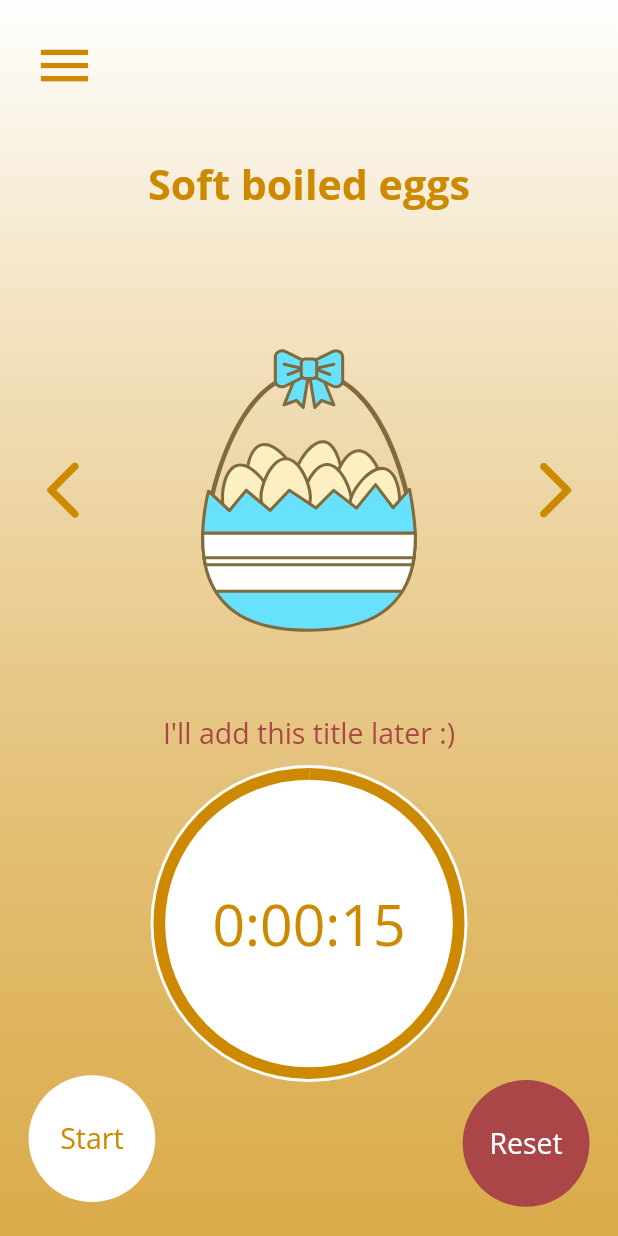
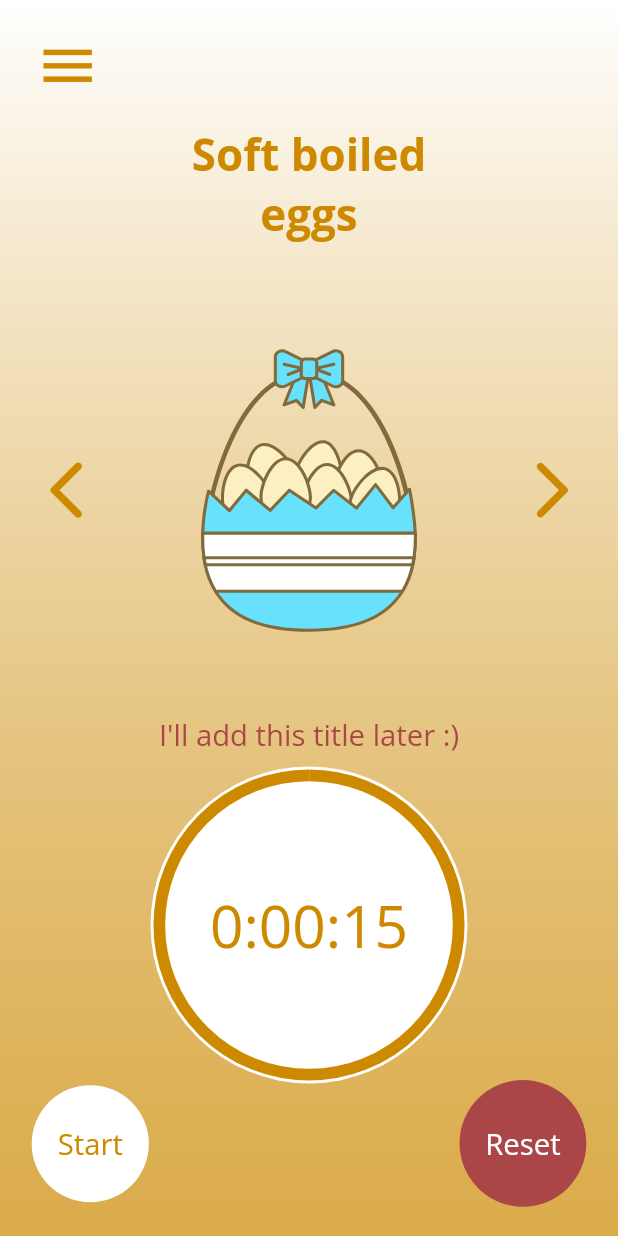
Before and after one commit to kit2512/egg_time_counter, a Flutter app: the screen it shows after launch, on a phone screen of 412 x 824 dp. Run offline on Flutter 3.47's test engine with Material 2 defaults, Android fonts, the phone set to English and light mode, and no system bars; our stand-ins replace flutter_screenutil, flutter_svg.

Commit message:
fix screen size capability

```diff
--- a/lib/config/config.dart
+++ b/lib/config/config.dart
@@ -1,3 +1 @@
-// export 'app_theme.dart';
 export 'constants.dart';
-export 'media_config.dart';
--- a/lib/config/media_config.dart
+++ /dev/null
@@ -1,23 +0,0 @@
-import 'package:flutter/material.dart';
-
-const designHeight = 844.0;
-const designWidth = 390.0;
-
-class MediaConfig {
-  static late double height;
-  static late double width;
-
-  static void init(BuildContext context) {
-    final size = MediaQuery.of(context).size;
-    height = size.height;
-    width = size.width;
-  }
-}
-
-double getPHeight(double height) {
-  return (height / designHeight) * MediaConfig.height;
-}
-
-double getPWidth(double width) {
-  return (width / designWidth) * MediaConfig.width;
-}
--- a/lib/main.dart
+++ b/lib/main.dart
@@ -1,11 +1,12 @@
 import 'package:flutter/material.dart';
 import 'package:provider/provider.dart';
+import 'package:flutter_screenutil/flutter_screenutil.dart';
 import 'package:time_counter/config/config.dart';
 
 import 'data/models/models.dart';
 import 'ui/screens/screens.dart';
 
-void main() => runApp(TimeCounterApp());
+void main() => runApp(const TimeCounterApp());
 
 class TimeCounterApp extends StatelessWidget {
   const TimeCounterApp({Key? key}) : super(key: key);
@@ -14,26 +15,29 @@ class TimeCounterApp extends StatelessWidget {
   Widget build(BuildContext context) {
     return MultiProvider(
       providers: [
-          ChangeNotifierProvider<ItemManager>(
-              create: (context) => ItemManager()),
+        ChangeNotifierProvider<ItemManager>(create: (context) => ItemManager()),
         ChangeNotifierProxyProvider<ItemManager, TimerManager>(
-            create: (context) => TimerManager(duration: Duration()),
+          create: (context) => TimerManager(duration: const Duration()),
           update: (context, itemManager, timerManager) =>
               TimerManager(duration: itemManager.curerntItem.duration),
         )
       ],
       child: Consumer<ItemManager>(
         builder: (context, manager, _) {
-            return MaterialApp(
+          return ScreenUtilInit(
+            designSize: const Size(390.0, 844.0),
+            builder: () => MaterialApp(
               theme: ThemeData(
                 splashColor: kPrimaryColor,
                 fontFamily: 'Open Sans',
                 primaryColor: kPrimaryColor,
                 iconTheme: IconThemeData(color: manager.selectedColor),
               ),
-              home: Home(),
+              home: const Home(),
+            ),
           );
         },
-        ));
+      ),
+    );
   }
 }
--- a/lib/ui/components/clock_face.dart
+++ b/lib/ui/components/clock_face.dart
@@ -2,8 +2,7 @@ import 'package:flutter/material.dart';
 import 'package:provider/provider.dart';
 import 'package:time_counter/data/models/models.dart';
 import 'dart:math';
-
-import '../../config/config.dart';
+import 'package:flutter_screenutil/flutter_screenutil.dart';
 
 class ClockFace extends StatelessWidget {
   final String currentTime;
@@ -19,17 +18,17 @@ class ClockFace extends StatelessWidget {
     return Column(
       children: [
         Text(
-          "I\'ll add this title later :)",
+          "I'll add this title later :)",
           style: TextStyle(
-            fontSize: getPWidth(18),
+            fontSize: 20.sp,
             color: const Color(0xFFAA4648),
           ),
         ),
         SizedBox(
-          height: getPHeight(8),
+          height: 8.h,
         ),
         SizedBox(
-          height: getPWidth(200),
+          height: 200.w,
           child: AspectRatio(
             aspectRatio: 1 / 1,
             child: Stack(
@@ -40,13 +39,13 @@ class ClockFace extends StatelessWidget {
                     shape: BoxShape.circle,
                     color: Colors.white,
                   ),
-                  padding: EdgeInsets.all(getPHeight(6)),
+                  padding: EdgeInsets.all(6.h),
                   constraints: const BoxConstraints.expand(),
                   child: Transform(
                     alignment: Alignment.center,
                     transform: Matrix4.rotationY(pi),
                     child: CircularProgressIndicator(
-                      strokeWidth: getPHeight(8),
+                      strokeWidth: 8.h,
                       backgroundColor: Colors.white,
                       value: value,
                       color: Provider.of<ItemManager>(context).selectedColor,
@@ -58,7 +57,7 @@ class ClockFace extends StatelessWidget {
                   textAlign: TextAlign.center,
                   style: TextStyle(
                     color: Provider.of<ItemManager>(context).selectedColor,
-                    fontSize: getPWidth(36),
+                    fontSize: 40.sp,
                   ),
                 )
               ],
--- a/lib/ui/components/custom_page_view.dart
+++ b/lib/ui/components/custom_page_view.dart
@@ -1,20 +1,12 @@
 import 'package:flutter/material.dart';
-
-import '../../config/config.dart';
-import '../../data/models/models.dart';
-
-List<Widget> pages = [
-  Container(color: Colors.blue),
-  Container(color: Colors.green),
-  Container(color: Colors.red),
-];
+import 'package:flutter_screenutil/flutter_screenutil.dart';
 
 class CustomPageView extends StatefulWidget {
   final Function(int) onChanged;
   final Widget Function(BuildContext, int) itemBuilder;
   final int itemCount;
 
-  CustomPageView({
+  const CustomPageView({
     Key? key,
     required this.itemBuilder,
     required this.itemCount,
@@ -67,14 +59,14 @@ class _CustomPageViewState extends State<CustomPageView> {
           onTap: goToPreviousPage,
           child: Icon(
             Icons.arrow_back_ios_new_rounded,
-            size: getPWidth(44),
+            size: 44.w,
           ),
         ),
         Expanded(
           child: PageView.builder(
             controller: _pageController,
             itemBuilder: widget.itemBuilder,
-            itemCount: pages.length,
+            itemCount: widget.itemCount,
             onPageChanged: widget.onChanged,
           ),
         ),
@@ -82,7 +74,7 @@ class _CustomPageViewState extends State<CustomPageView> {
           onTap: goToNextPage,
           child: Icon(
             Icons.arrow_forward_ios_rounded,
-            size: getPWidth(44),
+            size: 44.w,
           ),
         ),
       ],
--- a/lib/ui/components/rounded_button.dart
+++ b/lib/ui/components/rounded_button.dart
@@ -1,7 +1,7 @@
 import 'package:flutter/material.dart';
 import 'package:provider/provider.dart';
 import 'package:time_counter/data/models/models.dart';
-import '../../config/config.dart';
+import 'package:flutter_screenutil/flutter_screenutil.dart';
 
 class RoundedButton extends StatelessWidget {
   final String text;
@@ -20,6 +20,7 @@ class RoundedButton extends StatelessWidget {
     this.textFontSize,
   }) : super(key: key);
 
+  @override
   Widget build(BuildContext context) {
     return SizedBox(
       height: size,
@@ -34,7 +35,7 @@ class RoundedButton extends StatelessWidget {
           child: Text(
             text,
             style: TextStyle(
-              fontSize: textFontSize ?? getPWidth(18),
+              fontSize: textFontSize ?? 20.sp,
               fontWeight: FontWeight.w500,
               color:
                   textColor ?? Provider.of<ItemManager>(context).selectedColor,
--- a/lib/ui/screens/home.dart
+++ b/lib/ui/screens/home.dart
@@ -1,7 +1,6 @@
 import 'package:flutter/material.dart';
 import 'package:time_counter/config/config.dart';
 
-import '../components/components.dart';
 import 'home_screen.dart';
 
 class Home extends StatelessWidget {
@@ -9,8 +8,7 @@ class Home extends StatelessWidget {
 
   @override
   Widget build(BuildContext context) {
-    MediaConfig.init(context);
-    return SafeArea(
+    return const SafeArea(
       child: Scaffold(
         extendBodyBehindAppBar: true,
         body: HomeScreen(),
--- a/lib/ui/screens/home_screen.dart
+++ b/lib/ui/screens/home_screen.dart
@@ -1,9 +1,9 @@
 import 'package:flutter/material.dart';
 import 'package:flutter_svg/svg.dart';
 import 'package:provider/provider.dart';
+import 'package:flutter_screenutil/flutter_screenutil.dart';
 
 import '../components/components.dart';
-import '../../config/config.dart';
 import '../../data/models/models.dart';
 
 class HomeScreen extends StatelessWidget {
@@ -15,8 +15,8 @@ class HomeScreen extends StatelessWidget {
   Widget build(BuildContext context) {
     return Container(
       padding: EdgeInsets.symmetric(
-        vertical: getPHeight(20),
-        horizontal: getPWidth(18),
+        vertical: 20.h,
+        horizontal: 20.w,
       ),
       decoration: BoxDecoration(
         gradient: LinearGradient(
@@ -32,7 +32,7 @@ class HomeScreen extends StatelessWidget {
         crossAxisAlignment: CrossAxisAlignment.stretch,
         children: [
           SizedBox(
-            height: getPHeight(50),
+            height: 50.h,
             child: Align(
               alignment: Alignment.centerLeft,
               child: IconButton(
@@ -42,7 +42,7 @@ class HomeScreen extends StatelessWidget {
                 },
                 icon: Icon(
                   Icons.menu_outlined,
-                  size: getPHeight(43),
+                  size: 44.h,
                 ),
               ),
             ),
@@ -51,13 +51,13 @@ class HomeScreen extends StatelessWidget {
             flex: 11,
             child: Center(
               child: SizedBox(
-                width: getPWidth(210),
+                width: 210.w,
                 child: Text(
                   Provider.of<ItemManager>(context).curerntItem.name,
                   textAlign: TextAlign.center,
                   maxLines: 2,
                   style: TextStyle(
-                    fontSize: getPWidth(26),
+                    fontSize: 30.sp,
                     color: Provider.of<ItemManager>(context).selectedColor,
                     fontWeight: FontWeight.bold,
                   ),
@@ -97,7 +97,7 @@ class HomeScreen extends StatelessWidget {
                     bottom: 0,
                     right: 0,
                     child: RoundedButton(
-                      size: getPWidth(80),
+                      size: 80.w,
                       text: "Reset",
                       onPressed: timerManager.reset,
                       textColor: Colors.white,
@@ -107,9 +107,9 @@ class HomeScreen extends StatelessWidget {
                   Positioned(
                     bottom: 0,
                     left: 0,
-                    width: getPWidth(80),
+                    width: 80.h,
                     child: RoundedButton(
-                      size: getPWidth(86),
+                      size: 86.h,
                       text: timerManager.isStarted ? "Pause" : "Start",
                       onPressed: timerManager.isStarted
                           ? timerManager.pause
--- a/pubspec.yaml
+++ b/pubspec.yaml
@@ -30,6 +30,7 @@ dependencies:
   cupertino_icons: ^1.0.2
   flutter:
     sdk: flutter
+  flutter_screenutil: ^5.0.0+2
   flutter_svg: ^0.23.0+1
   intl: ^0.17.0
   provider: ^6.0.1
```
Also changed, not shown: pubspec.lock. Lines whose indentation alone changed are shown as unchanged.
